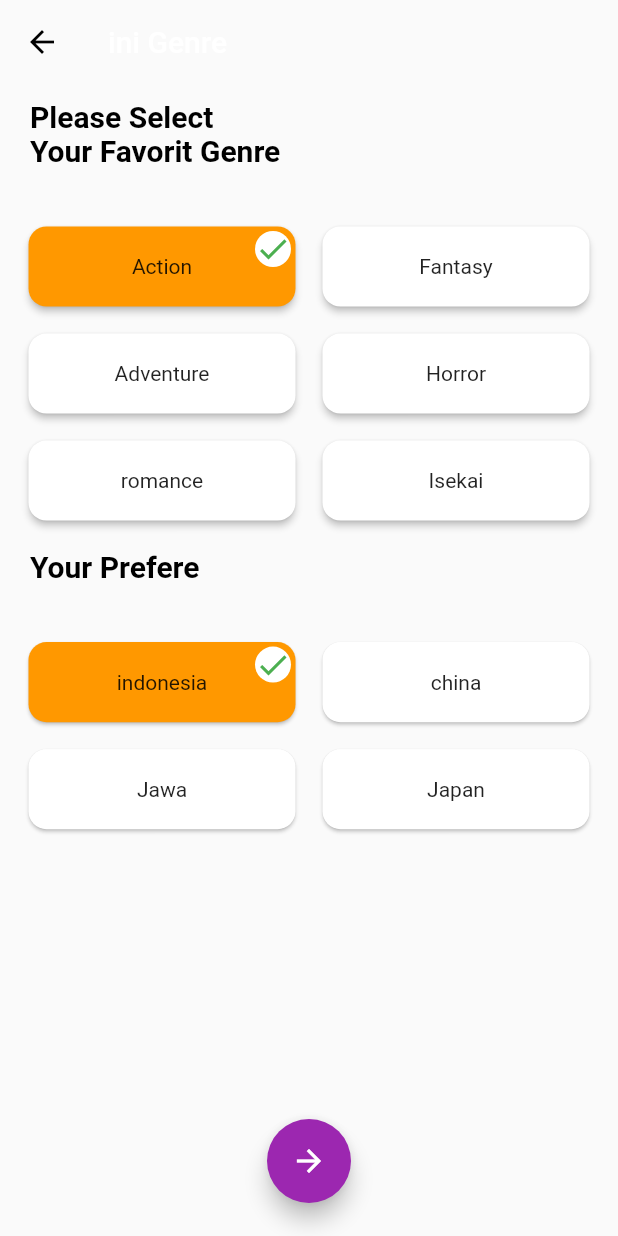
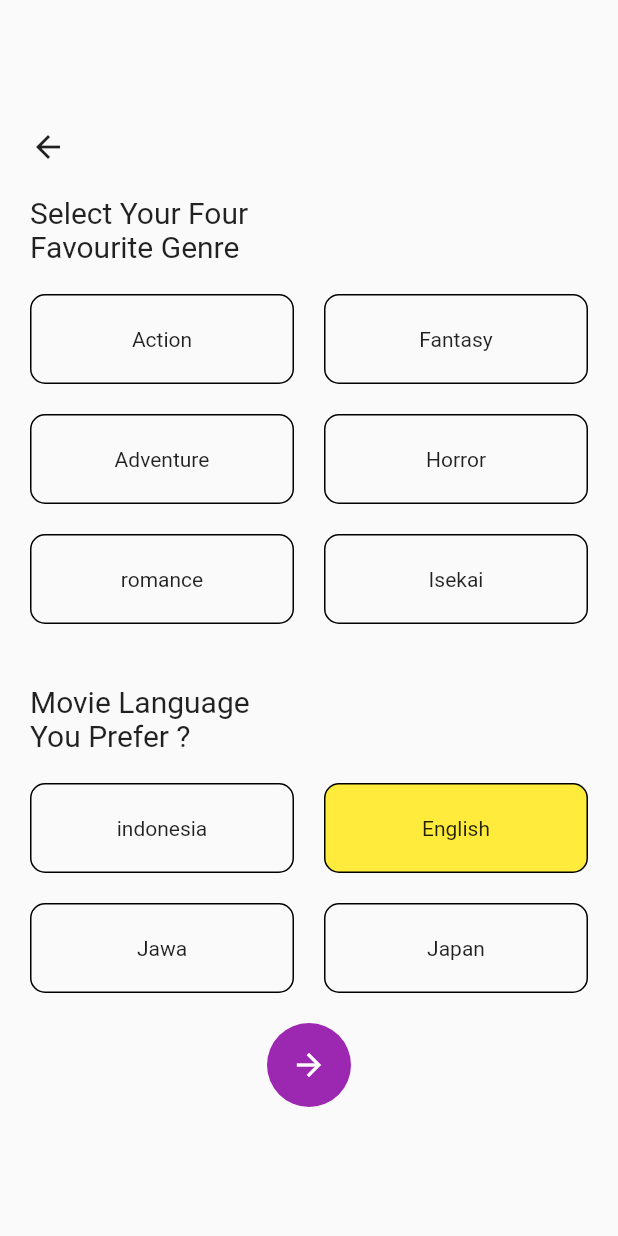
Before and after one commit to raihanabdul13/bioskop_app, a Flutter app: the PressLogin screen opened directly with empty values, after a tap on the "arrow forward" icon, on a phone screen of 412 x 824 dp. Run offline on Flutter 3.47's test engine with Material 2 defaults, Android fonts, the phone set to English and light mode, and no system bars; our stand-ins replace splashscreen.

Commit message:
add selectablebox

```diff
--- /dev/null
+++ b/lib/Model/Preferensi.dart
@@ -0,0 +1,6 @@
+class Preferensi{
+  List<String> genre;
+  String language;
+
+  Preferensi({required this.genre, required this.language});
+}
--- /dev/null
+++ b/lib/Widget/Selectablebox.dart
@@ -0,0 +1,45 @@
+
+import 'package:flutter/cupertino.dart';
+import 'package:flutter/material.dart';
+
+class Selectablebox extends StatelessWidget{
+  final bool isSelected;
+  final double width;
+  final double height;
+  final String text;
+  final Function? onTap;
+
+  Selectablebox(this.text,
+      {
+        this.isSelected = false,
+        this.width=144,
+        this.height=60,
+        this.onTap
+      }
+      );
+
+  @override
+  Widget build(BuildContext context) {
+    return GestureDetector(
+      onTap: (){
+        if(onTap != null){
+          onTap!();
+        }
+      },
+      child: Container(
+        width: width,
+        height: height,
+        child: Center(
+          child: Text(text),
+        ),
+        decoration: BoxDecoration(
+          borderRadius: BorderRadius.circular(10),
+          border: Border.all(
+            color: Colors.black
+          ),
+          color: (!isSelected) ? Colors.transparent: Colors.yellow
+        ),
+      ),
+    );
+  }
+}
--- a/lib/pages/genre.dart
+++ b/lib/pages/genre.dart
@@ -1,20 +1,17 @@
+import 'dart:core';
+
+import 'package:bioskop_app/pages/Home.dart';
+import 'package:flutter/material.dart';
+import '../Model/Preferensi.dart';
+import '../Model/User.dart';
+import '../Widget/Selectablebox.dart';
+
 import 'package:flutter/cupertino.dart';
-import 'package:flutter/material.dart';
 
 class genrePage extends StatefulWidget{
-genreState createState()=> genreState();
-}
-class genreState extends State<genrePage>{
-  int checkedIndex =0;
-  int checkedIndex2 =0;
-  List titleBahasa = [
-    "indonesia",
-    "china",
-    "Jawa",
-    "Japan",
-  ];
-
-  List titleGenre = [
+  final User user;
+  genrePage({required this.user});
+  List<String> titleGenre = [
     "Action",
     "Fantasy",
     "Adventure",
@@ -22,213 +19,165 @@ class genreState extends State<genrePage>{
     "romance",
     "Isekai",
   ];
-  String genre='';
-  String bahasa ='';
+  final List <String> titleBahasa = [
+    "indonesia",
+    "English",
+    "Jawa",
+    "Japan",
+  ];
+  _genreState createState()=> _genreState(UserLogin: user);
+}
+
+class _genreState extends State<genrePage>{
+  final User UserLogin;
+  _genreState({required this.UserLogin});
+  List<String> selectedGenre = [];
+  String selectedLanguage = 'English';
+
   @override
   Widget build(BuildContext context) {
-    var size = MediaQuery.of(context).size;
-    final double itemHeight = 75;
-    final double itemWidth = size.width / 2;
     return Scaffold(
-      body: Stack(
-        children: <Widget>[
-          Scaffold(
-            appBar: AppBar(
-              title: Text('ini Genre'),
-              iconTheme: IconThemeData(
-                  color: Colors.black
+      body: Center(
+        child: SingleChildScrollView(
+          child: Column(
+            mainAxisAlignment: MainAxisAlignment.center,
+            children: [
+              GestureDetector(
+                onTap: (){
+                  Navigator.pop(context);
+                },
+                child: Container(
+                  padding: EdgeInsets.only(left: 20),
+                  child: Align(
+                    alignment: Alignment.centerLeft,
+                    child: Icon(
+                        Icons.arrow_back
                     ),
-              backgroundColor: Colors.transparent,
-              elevation: 0.0,
                   ),
-            body: ListView(
-              scrollDirection: Axis.vertical,
-              shrinkWrap: true,
-              children:<Widget>[
-                Container(
-                  margin:EdgeInsets.only(top: 10,left: 20),
-                  child: Text(
-                    'Please Select',
-                    style: TextStyle(
-                      fontSize: 20,
-                      fontWeight: FontWeight.bold,
-                      color: Colors.black,
-                    ),
-                    textAlign: TextAlign.left,
                 ),
               ),
               Container(
-                  margin: EdgeInsets.only(left: 20,bottom: 20),
+                padding: EdgeInsets.only(left: 20, top: 20),
+                child: Align(
+                  alignment: Alignment.centerLeft,
+                  child: Container(
+                    width: 160,
                     child: Text(
-                    'Your Favorit Genre',
+                      'Select Your Four Favourite Genre',
+                      textAlign: TextAlign.left,
                       style: TextStyle(
-                        fontSize: 20,
-                        fontWeight: FontWeight.bold,
-                        color: Colors.black
-                    ),
-                    textAlign: TextAlign.left,
+                          fontSize: 20
                       ),
                     ),
-                GridView.builder(
-                    shrinkWrap: true,
-                    padding: EdgeInsets.all(10),
-                    itemCount: titleGenre.length,
-                    gridDelegate: SliverGridDelegateWithFixedCrossAxisCount(
-                      crossAxisCount: 2,
-                      childAspectRatio: (itemWidth / itemHeight),
                   ),
-                    itemBuilder: (BuildContext context, int index){
-
-                      return buildCard(index);
-                    }
+                ),
               ),
               Container(
-                  margin: EdgeInsets.only(left: 20,bottom: 20),
-                  child: Text(
-                    'Your Prefere',
-                    style: TextStyle(
-                        fontSize: 20,
-                        fontWeight: FontWeight.bold,
-                        color: Colors.black
-                    ),
-                    textAlign: TextAlign.left,
+                padding: EdgeInsets.all(20),
+                child: Wrap(
+                  spacing: 20,
+                  runSpacing: 20,
+                  children: genereteBoxGenre(),
                 ),
               ),
-                GridView.builder(
-                    shrinkWrap: true,
-                    padding: EdgeInsets.all(10),
-                    itemCount: titleBahasa.length,
-                    gridDelegate: SliverGridDelegateWithFixedCrossAxisCount(
-                      crossAxisCount: 2,
-                      childAspectRatio: (itemWidth / itemHeight),
+              Container(
+                padding: EdgeInsets.only(left: 20,top: 20),
+                child: Align(
+                  alignment: Alignment.centerLeft,
+                  child: Container(
+                    width: 160,
+                    child: Text(
+                      'Movie Language You Prefer ?',
+                      textAlign: TextAlign.left,
+                      style: TextStyle(
+                          fontSize: 20
                       ),
-                    itemBuilder: (BuildContext context, int index){
-                      bahasa = titleBahasa[index];
-                      return buildCard2(index);
+                    ),
+                  ),
+                ),
+              ),
+              Container(
+                padding: EdgeInsets.all(20),
+                child: Wrap(
+                  spacing: 20,
+                  runSpacing: 20,
+                  children: GenereteBoxLanguage(),
+                ),
+              ),
+              FloatingActionButton(
+                  child: Icon(
+                      Icons.arrow_forward_sharp
+                  ),
+                  backgroundColor: Colors.purple,
+                  elevation: 0,
+                  onPressed: () {
+                    if(selectedGenre.length < 4){
+                      ScaffoldMessenger.of(context).showSnackBar(
+                        const SnackBar(content: Text('Please Select 4 minimum Genre')),
+                      );
                     }
-                ),
-              ],
-            ),
-            floatingActionButton: FloatingActionButton(
-              onPressed: () {
-                // Add your onPressed code here!
-                SnackBarDisplay(bahasa,genre);
-              },
-              child: const Icon(Icons.arrow_forward_sharp),
-              backgroundColor: Colors.purple,
-            ),
-            bottomNavigationBar: BottomAppBar(
-              color: Colors.transparent,
-              elevation: 0.0,
-              child: Container(height: 50,),
-            ),
-            floatingActionButtonLocation: FloatingActionButtonLocation.centerDocked,
+                    else {
+                      Preferensi pref = Preferensi(
+                          genre: selectedGenre,
+                          language: selectedLanguage
+                      );
+                      Navigator.push(
+                          context,
+                          MaterialPageRoute(
+                              builder: (context) => Home(preferensi: pref,user: UserLogin,)));
+                    }
+                  }
               )
             ],
           ),
-    );
-  }
-  //Card2
-  Widget buildCard2(int index){
+        )
 
-    bool checked = index == checkedIndex;
-    String name = titleBahasa[index];
-    return GestureDetector(
-      onTap: () {
-        setState(() {
-          checkedIndex = index;
-          bahasa = titleBahasa[index];
-        });
-      },
-      child: Stack(
-        children: <Widget>[
-          Padding(
-            padding: EdgeInsets.all(5),
-            child: Card(
-              color: checked ? Colors.orange : Colors.white,
-              shape: RoundedRectangleBorder(
-                borderRadius: BorderRadius.circular(12),
-              ),
-              child: Container(
-                child: Center(child: Text(name)),
-              ),
-            ),
-          ),
-          Positioned(
-            top: 12,
-            right: 12,
-            child: Offstage(
-              offstage: !checked,
-              child: Container(
-                decoration: BoxDecoration(
-                    color: Colors.white,
-                    shape: BoxShape.circle
-                ),
-                child: Icon(
-                  Icons.check,
-                  color: Colors.green,
-                ),
-              ),
-            ),
-          )
-        ],
       ),
     );
   }
-  //card1
-  Widget buildCard(int index){
+  List<Widget> GenereteBoxLanguage(){
+    double mywidth = (MediaQuery.of(context).size.width - 60) / 2;
 
-    bool checked2 = index == checkedIndex2;
-    String name = titleGenre[index];
-    return GestureDetector(
-      onTap: () {
+    return widget.titleBahasa.map(
+        (lang) => Selectablebox(
+          lang, width: mywidth,
+          isSelected: selectedLanguage == lang,
+          onTap: (){
+            onSelectLanguage(lang);
+          },
+        )
+    ).toList();
+  }
+   void onSelectLanguage(String lang){
     setState(() {
-          checkedIndex2 = index;
-          genre = titleGenre[index];
+      selectedLanguage = lang;
     });
+   }
+
+   List<Widget> genereteBoxGenre(){
+     double mywidth = (MediaQuery.of(context).size.width - 60) / 2;
+     return widget.titleGenre.map(
+             (genre) => Selectablebox(
+               genre,
+               width: mywidth,
+               isSelected: selectedGenre.contains(genre),
+               onTap: (){
+                 onSelectGenre(genre);
                },
-      child: Stack(
-        children: <Widget>[
-          Container(
-            height: 100,
-            padding: EdgeInsets.all(5),
-            child: Card(
-              elevation: 2,
-              color: checked2 ? Colors.orange : Colors.white,
-              shape: RoundedRectangleBorder(
-                borderRadius: BorderRadius.circular(12),
-              ),
-              child: Container(
-                child: Center(child: Text(name)),
-              ),
-            ),
-          ),
-          Positioned(
-            top: 12,
-            right: 12,
-            child: Offstage(
-              offstage: !checked2,
-              child: Container(
-                decoration: BoxDecoration(
-                    color: Colors.white,
-                    shape: BoxShape.circle
-                ),
-                child: Icon(
-                  Icons.check,
-                  color: Colors.green,
-                ),
-              ),
-            ),
              )
-        ],
-      ),
-    );
+     ).toList();
    }
-  void SnackBarDisplay(String bahasa, String genre){
-    ScaffoldMessenger.of(context).showSnackBar(
-      SnackBar(
-          content: Text('Genre : '+ genre +' dan bahasa : '+bahasa)
-      ),
-    );
+   void onSelectGenre(String genre){
+    if ( selectedGenre.contains(genre)){
+      setState(() {
+        selectedGenre.remove(genre);
+      });
+    } else {
+      if (selectedGenre.length < 4){
+        setState(() {
+          selectedGenre.add(genre);
+        });
       }
     }
+   }
+}
--- a/lib/pages/pressLogin.dart
+++ b/lib/pages/pressLogin.dart
@@ -32,7 +32,7 @@ class PressLogin extends StatelessWidget{
                 onPressed: (){
                   Navigator.push(
                       context,
-                      MaterialPageRoute(builder: (context)=>genrePage())
+                      MaterialPageRoute(builder: (context)=>genrePage( user: user,))
                   );
                 }
             )
```
Also changed, not shown: lib/pages/Home.dart (added, +39 -0 lines), lib/pages/genreOld.dart (added, +234 -0 lines). Lines whose indentation alone changed are shown as unchanged.
